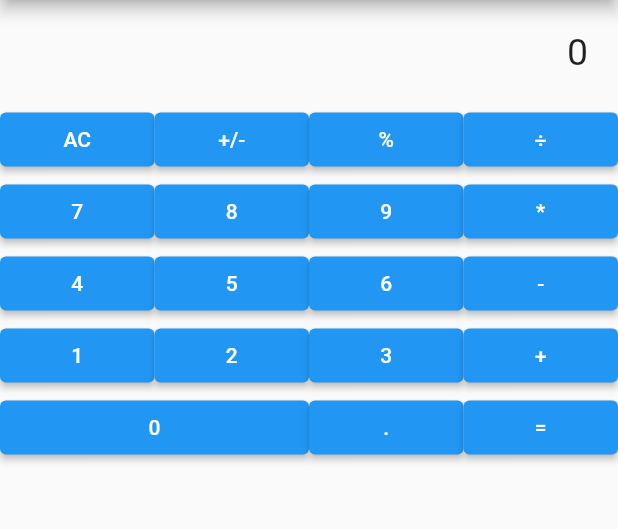
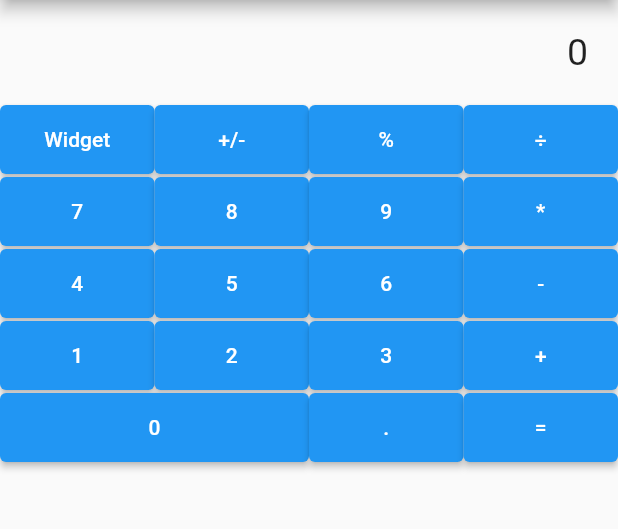
Before and after one commit to kopro-ov/flutter_project, a Flutter app: the screen it shows after launch, on a phone screen of 412 x 824 dp, the part 84-613 px from its top. Run offline on Flutter 3.47's test engine with Material 2 defaults, Android fonts, the phone set to English and light mode, and no system bars; our stand-ins replace get.

Commit message:
modify 기존 버튼 PrimaryElevatedButton으로 적용

```diff
--- a/calculator/lib/views/calculator_page.dart
+++ b/calculator/lib/views/calculator_page.dart
@@ -1,4 +1,5 @@
 import 'package:calculator/controller/calculator_controller.dart';
+import 'package:calculator/widgets/button/primary_elevated_button.dart';
 import 'package:flutter/material.dart';
 import 'package:get/get.dart';
 
@@ -26,134 +27,148 @@ class CalculatorPage extends StatelessWidget {
           Row(
             children: [
               Expanded(
-                child: ElevatedButton(
-                  onPressed: () {
+                child: PrimaryElevatedButton(
+                  press: () {
                     controller.clear();
                   },
-                  //child: Text('AC')),
-                  child: Obx(
+                  text: Obx(
                     () => Text(
                       '${controller.clearBtn}',
                     ),
-                  ),
+                  ).toString(),
                 ),
               ),
               Expanded(
-                child: ElevatedButton(
-                    onPressed: () {
+                child: PrimaryElevatedButton(
+                  press: () {
                     controller.operand('+/-');
                   },
-                    child: Text('+/-')),
+                  text: '+/-',
+                ),
               ),
               Expanded(
-                child: ElevatedButton(
-                    onPressed: () {
+                child: PrimaryElevatedButton(
+                  press: () {
                     controller.operand('%');
                   },
-                    child: Text('%')),
+                  text: '%',
+                ),
               ),
               Expanded(
-                child: ElevatedButton(
-                    onPressed: () {
+                child: PrimaryElevatedButton(
+                  press: () {
                     controller.operand('÷');
                   },
-                    child: Text('÷')),
+                  text: '÷',
+                ),
               ),
             ],
           ),
           Row(
             children: [
               Expanded(
-                child: ElevatedButton(
-                    onPressed: () {
+                child: PrimaryElevatedButton(
+                  press: () {
                     controller.addNumber('7');
                   },
-                    child: Text('7')),
+                  text: '7',
+                ),
               ),
               Expanded(
-                child: ElevatedButton(
-                    onPressed: () {
+                child: PrimaryElevatedButton(
+                  press: () {
                     controller.addNumber('8');
                   },
-                    child: Text('8')),
+                  text: '8',
+                ),
               ),
               Expanded(
-                child: ElevatedButton(
-                    onPressed: () {
+                child: PrimaryElevatedButton(
+                  press: () {
                     controller.addNumber('9');
                   },
-                    child: Text('9')),
+                  text: '9',
+                ),
               ),
               Expanded(
-                child: ElevatedButton(
-                    onPressed: () {
-                      controller.operand("*");
+                child: PrimaryElevatedButton(
+                  press: () {
+                    controller.operand('*');
                   },
-                    child: Text('*')),
+                  text: '*',
+                ),
               ),
             ],
           ),
           Row(
             children: [
               Expanded(
-                child: ElevatedButton(
-                    onPressed: () {
+                child: PrimaryElevatedButton(
+                  press: () {
                     controller.addNumber('4');
                   },
-                    child: Text('4')),
+                  text: '4',
+                ),
               ),
               Expanded(
-                child: ElevatedButton(
-                    onPressed: () {
+                child: PrimaryElevatedButton(
+                  press: () {
                     controller.addNumber('5');
                   },
-                    child: Text('5')),
+                  text: '5',
+                ),
               ),
               Expanded(
-                child: ElevatedButton(
-                    onPressed: () {
+                child: PrimaryElevatedButton(
+                  press: () {
                     controller.addNumber('6');
                   },
-                    child: Text('6')),
+                  text: '6',
+                ),
               ),
               Expanded(
-                child: ElevatedButton(
-                    onPressed: () {
-                      controller.operand("-");
+                child: PrimaryElevatedButton(
+                  press: () {
+                    controller.operand('-');
                   },
-                    child: Text('-')),
+                  text: '-',
+                ),
               ),
             ],
           ),
           Row(
             children: [
               Expanded(
-                child: ElevatedButton(
-                    onPressed: () {
+                child: PrimaryElevatedButton(
+                  press: () {
                     controller.addNumber('1');
                   },
-                    child: Text('1')),
+                  text: '1',
+                ),
               ),
               Expanded(
-                child: ElevatedButton(
-                    onPressed: () {
+                child: PrimaryElevatedButton(
+                  press: () {
                     controller.addNumber('2');
                   },
-                    child: Text('2')),
+                  text: '2',
+                ),
               ),
               Expanded(
-                child: ElevatedButton(
-                    onPressed: () {
+                child: PrimaryElevatedButton(
+                  press: () {
                     controller.addNumber('3');
                   },
-                    child: Text('3')),
+                  text: '3',
+                ),
               ),
               Expanded(
-                child: ElevatedButton(
-                    onPressed: () {
+                child: PrimaryElevatedButton(
+                  press: () {
                     controller.operand('+');
                   },
-                    child: Text('+')),
+                  text: '+',
+                ),
               ),
             ],
           ),
@@ -161,25 +176,28 @@ class CalculatorPage extends StatelessWidget {
             children: [
               Expanded(
                 flex: 2,
-                child: ElevatedButton(
-                    onPressed: () {
+                child: PrimaryElevatedButton(
+                  press: () {
                     controller.addNumber('0');
                   },
-                    child: Text('0')),
+                  text: '0',
+                ),
               ),
               Expanded(
-                child: ElevatedButton(
-                    onPressed: () {
-                      controller.operand(".");
+                child: PrimaryElevatedButton(
+                  press: () {
+                    controller.operand('.');
                   },
-                    child: Text('.')),
+                  text: '.',
+                ),
               ),
               Expanded(
-                child: ElevatedButton(
-                    onPressed: () {
-                      controller.operand("=");
+                child: PrimaryElevatedButton(
+                  press: () {
+                    controller.equal();
                   },
-                    child: Text('=')),
+                  text: '=',
+                ),
               ),
             ],
           )
```
Lines whose indentation alone changed are shown as unchanged.
